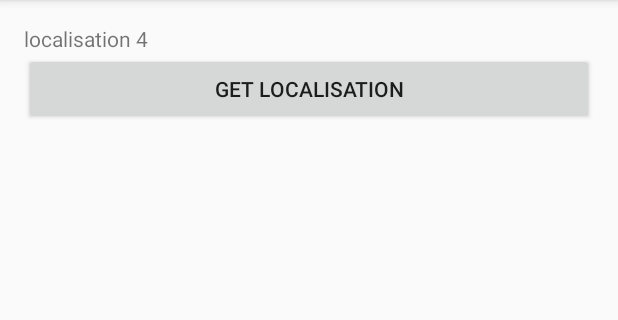
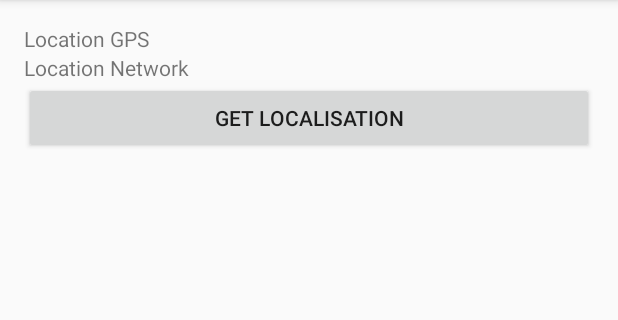
Before and after one commit to Tongji-project/APP, an Android app: the screen it shows after launch (LocalisationActivity), on a phone screen of 412 x 824 dp, the part 84-404 px from its top. Run offline under Robolectric (Android 15) with nearby library versions, the phone set to English and light mode, and no system bars; libraries missing offline, so code that uses them is left out: io.realm; 2 statements that could not run were skipped.

```diff
--- a/app/src/main/java/com/tongjiapp/remirobert/tongji_localisation/DeviceSignalStrengthManager.java
+++ b/app/src/main/java/com/tongjiapp/remirobert/tongji_localisation/DeviceSignalStrengthManager.java
@@ -43,6 +43,9 @@ public class DeviceSignalStrengthManager {
                     int signalStrengthPercent = getSignalStrengthInPercent(signalStrength.getGsmSignalStrength());
                     listener.onReceiveSignalStrength(getSignalValue(signalStrength), signalStrengthPercent);
                 }
+                else {
+                    listener.onReceiveSignalStrength(0, 0);
+                }
                 mTelephonyManager.listen(mPhoneStateListener, LISTEN_NONE);
             }
         };
--- a/app/src/main/java/com/tongjiapp/remirobert/tongji_localisation/LocalisationActivity.java
+++ b/app/src/main/java/com/tongjiapp/remirobert/tongji_localisation/LocalisationActivity.java
@@ -16,7 +16,8 @@ public class LocalisationActivity extends AppCompatActivity {
     private static final String TAG = "LocalisationActivity";
     private static final int REQUEST_LOCATION = 10;
 
-    private TextView mLocationTextView;
+    private TextView mLocationGPSTextView;
+    private TextView mLocationNetworkTextView;
     private Button mButtonLocalisation;
 
     private RecordDeviceManager mRecordDeviceManager;
@@ -26,7 +27,14 @@ public class LocalisationActivity extends AppCompatActivity {
             @Override
             public void onRecordDeviceInformations(Record record) {
                 Log.v(TAG, "did record new device informations");
-                mLocationTextView.setText("battery : " + record.getDevice().getBatteryLevel());
+                double latGPS = record.getGpsLocation().getLat();
+                double lonGPS = record.getGpsLocation().getLon();
+
+                double latNet = record.getNetworkLocation().getLat();
+                double lonNet = record.getNetworkLocation().getLon();
+
+                mLocationGPSTextView.setText("GPS : " + latGPS + ":" + lonGPS);
+                mLocationNetworkTextView.setText("GPS : " + latNet + ":" + lonNet);
             }
         });
     }
@@ -50,15 +58,16 @@ public class LocalisationActivity extends AppCompatActivity {
         super.onCreate(savedInstanceState);
         setContentView(R.layout.activity_localisation);
 
-        mLocationTextView = (TextView) findViewById(R.id.location_text_view);
+        mLocationGPSTextView = (TextView) findViewById(R.id.location_text_view);
+        mLocationNetworkTextView = (TextView) findViewById(R.id.location_network_text_view);
         mButtonLocalisation = (Button) findViewById(R.id.button_get_localisation);
-        mLocationTextView.setText("localisation 4");
-
         mRecordDeviceManager = new RecordDeviceManager(this);
 
         mButtonLocalisation.setOnClickListener(new View.OnClickListener() {
             @Override
             public void onClick(View v) {
+                mLocationNetworkTextView.setText("");
+                mLocationGPSTextView.setText("");
                 checkPermissionUser();
             }
         });
--- a/app/src/main/java/com/tongjiapp/remirobert/tongji_localisation/RecordApiService.java
+++ b/app/src/main/java/com/tongjiapp/remirobert/tongji_localisation/RecordApiService.java
@@ -16,6 +16,9 @@ public interface RecordApiService {
     @POST("device")
     Call<ResponseApi> postDevice(@Body JSONObject device);
 
+    @POST("record")
+    Call<ResponseApi> postRecord(@Body JSONObject record);
+
     @POST("records")
     Call<ResponseApi> postRecords(@Body List<JSONObject> records);
 }
--- a/app/src/main/res/layout/activity_localisation.xml
+++ b/app/src/main/res/layout/activity_localisation.xml
@@ -15,7 +15,13 @@
         android:id="@+id/location_text_view"
         android:layout_width="match_parent"
         android:layout_height="wrap_content"
-        android:text="Hello World!"/>
+        android:text="Location GPS"/>
+
+    <TextView
+        android:id="@+id/location_network_text_view"
+        android:layout_width="match_parent"
+        android:layout_height="wrap_content"
+        android:text="Location Network"/>
 
     <Button
         android:id="@+id/button_get_localisation"
```
Also changed, not shown: app/src/main/java/com/tongjiapp/remirobert/tongji_localisation/Device.java (+11 -1 lines), app/src/main/java/com/tongjiapp/remirobert/tongji_localisation/DeviceTelephonyManager.java (+29 -2 lines), app/src/main/java/com/tongjiapp/remirobert/tongji_localisation/Record.java (+20 -0 lines), app/src/main/java/com/tongjiapp/remirobert/tongji_localisation/RecordApiManager.java (+43 -18 lines), app/src/main/java/com/tongjiapp/remirobert/tongji_localisation/RecordDeviceManager.java (+47 -16 lines).
